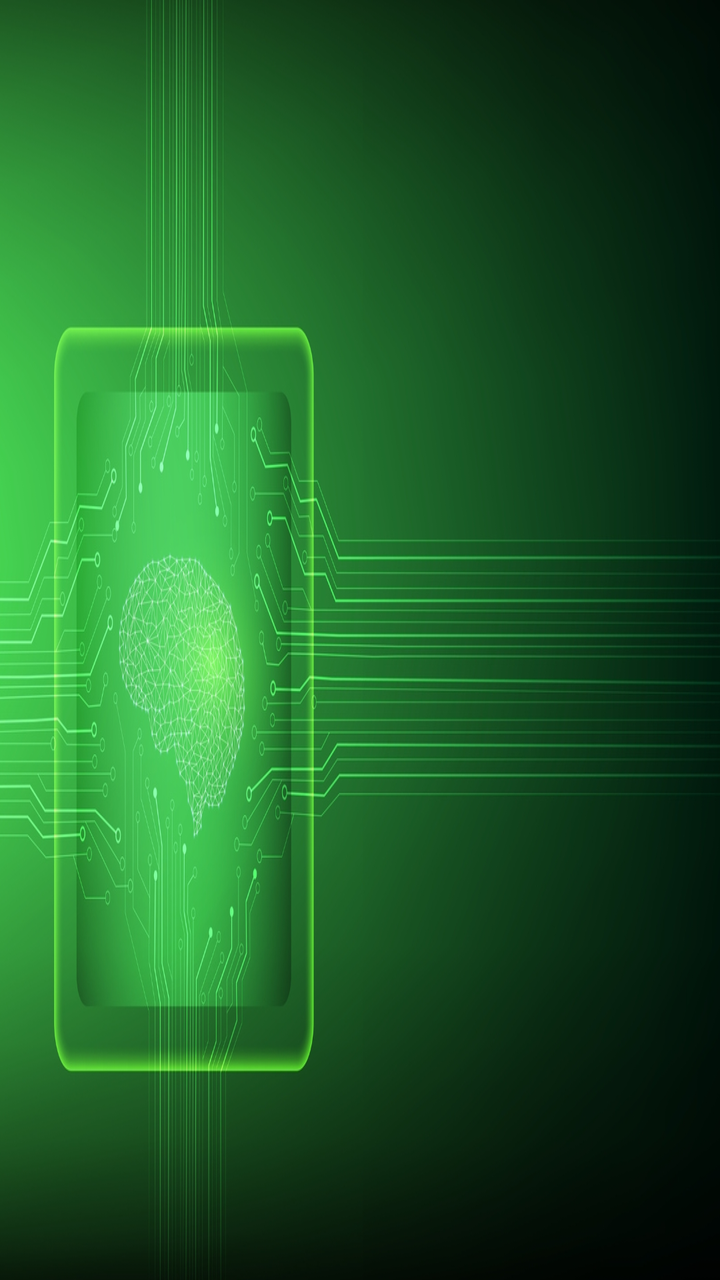
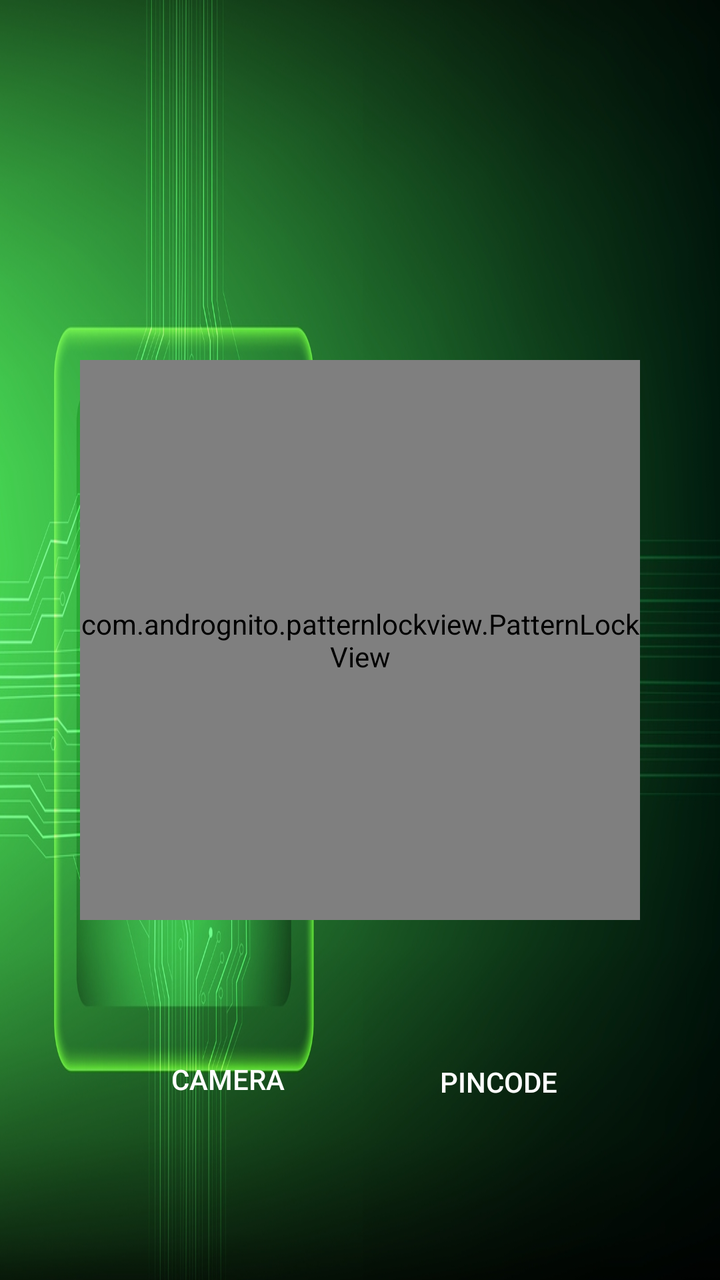

Before-and-after screenshots of an Android layout around one commit, followed by the original layout XML and the change that was made.
<!-- AndroidManifest.xml: application theme AppTheme -->
<!-- res/layout/activity_lock_screen.xml -->
<?xml version="1.0" encoding="utf-8"?>
<android.support.constraint.ConstraintLayout xmlns:android="http://schemas.android.com/apk/res/android"
  xmlns:app="http://schemas.android.com/apk/res-auto"
  xmlns:tools="http://schemas.android.com/tools"
  android:layout_width="match_parent"
  android:layout_height="match_parent"
  android:background="@drawable/background"
  tools:context=".LockScreen">



  <LinearLayout
    android:layout_width="match_parent"
    android:layout_height="match_parent">

  </LinearLayout>

  <LinearLayout
    android:id="@+id/pinCodeLayout"
    android:layout_width="0dp"
    android:layout_height="0dp"
    android:layout_centerHorizontal="true"
    android:orientation="vertical"
    android:visibility="gone"

    app:layout_constraintBottom_toBottomOf="parent"
    app:layout_constraintEnd_toEndOf="parent"
    app:layout_constraintStart_toStartOf="parent"
    app:layout_constraintTop_toTopOf="parent">

    <android.support.v7.widget.CardView xmlns:card_view="http://schemas.android.com/apk/res-auto"
      android:id="@+id/cardView"
      android:layout_width="wrap_content"
      android:layout_height="176dp"
      android:layout_alignParentStart="true"
      android:layout_alignParentLeft="true"
      android:layout_alignParentTop="true"
      android:layout_alignParentEnd="true"
      android:layout_alignParentRight="true"
      android:layout_marginStart="58dp"
      android:layout_marginLeft="58dp"
      android:layout_marginTop="151dp"
      android:layout_marginEnd="60dp"
      android:layout_marginRight="60dp"
      android:elevation="5dp"
      card_view:cardCornerRadius="4dp"
      card_view:cardPreventCornerOverlap="false">

      <RelativeLayout
        android:layout_width="match_parent"
        android:layout_height="match_parent">


        <EditText
          android:id="@+id/passwordEditText"
          android:layout_width="wrap_content"
          android:layout_height="wrap_content"
          android:layout_alignParentStart="true"
          android:layout_alignParentLeft="true"
          android:layout_alignParentEnd="true"
          android:layout_alignParentRight="true"
          android:layout_alignParentBottom="true"
          android:layout_marginStart="4dp"
          android:layout_marginLeft="4dp"
          android:layout_marginEnd="5dp"
          android:layout_marginRight="5dp"
          android:layout_marginBottom="45dp"
          android:ems="10"
          android:inputType="numberPassword"
          android:textAlignment="center" />

        <TextView
          android:id="@+id/textView3"
          android:layout_width="wrap_content"
          android:layout_height="wrap_content"
          android:layout_alignParentStart="true"
          android:layout_alignParentLeft="true"
          android:layout_alignParentTop="true"
          android:layout_alignParentEnd="true"
          android:layout_alignParentRight="true"
          android:layout_alignParentBottom="true"
          android:layout_marginStart="37dp"
          android:layout_marginLeft="37dp"
          android:layout_marginTop="47dp"
          android:layout_marginEnd="38dp"
          android:layout_marginRight="38dp"
          android:layout_marginBottom="110dp"
          android:text="Enter your password"
          android:textAlignment="center" />
      </RelativeLayout>

    </android.support.v7.widget.CardView>

    <RelativeLayout
      android:layout_width="match_parent"
      android:layout_height="274dp">


      <Button
        android:id="@+id/button"
        android:layout_width="wrap_content"
        android:layout_height="wrap_content"
        android:layout_alignParentStart="true"
        android:layout_alignParentLeft="true"
        android:layout_alignParentTop="true"
        android:layout_alignParentEnd="true"
        android:layout_alignParentRight="true"
        android:layout_alignParentBottom="true"
        android:layout_marginStart="256dp"
        android:layout_marginLeft="256dp"
        android:layout_marginTop="117dp"
        android:layout_marginEnd="67dp"
        android:layout_marginRight="67dp"
        android:layout_marginBottom="109dp"

        android:background="#00000000"
        android:onClick="showPinCodeView"
        android:text="Camera"
        android:textColor="@color/white"/>

      <Button
        android:id="@+id/button2"
        android:layout_width="wrap_content"
        android:layout_height="wrap_content"
        android:layout_alignParentStart="true"
        android:layout_alignParentLeft="true"
        android:layout_alignParentTop="true"
        android:layout_alignParentEnd="true"
        android:layout_alignParentRight="true"
        android:layout_alignParentBottom="true"
        android:layout_marginStart="65dp"
        android:layout_marginLeft="65dp"
        android:layout_marginTop="115dp"
        android:layout_marginEnd="258dp"
        android:layout_marginRight="258dp"
        android:layout_marginBottom="111dp"

        android:background="#00000000"
        android:onClick="showPatternView"
        android:text="Pattern"
        android:textColor="@color/white" />
    </RelativeLayout>


  </LinearLayout>

  <RelativeLayout
    android:id="@+id/patternLayout"
    android:layout_width="0dp"
    android:layout_height="0dp"
    android:layout_centerHorizontal="true"
    android:orientation="vertical"
    android:visibility="gone"
    app:layout_constraintBottom_toBottomOf="parent"
    app:layout_constraintEnd_toEndOf="parent"
    app:layout_constraintStart_toStartOf="parent"
    app:layout_constraintTop_toTopOf="parent">


    <com.andrognito.patternlockview.PatternLockView
      android:id="@+id/pattern_lock_view"
      android:layout_width="280dp"
      android:layout_height="280dp"
      android:layout_centerInParent="true"
      app:correctStateColor="@color/colorPrimary"
      app:normalStateColor="@color/white"

      app:wrongStateColor="@color/colorPrimary" />

    <Button
      android:layout_width="132dp"
      android:layout_height="45dp"
      android:layout_alignParentStart="true"
      android:layout_alignParentLeft="true"
      android:layout_alignParentTop="true"
      android:layout_alignParentEnd="true"
      android:layout_alignParentRight="true"
      android:layout_alignParentBottom="true"
      android:layout_marginStart="209dp"
      android:layout_marginLeft="209dp"
      android:layout_marginTop="500dp"
      android:layout_marginEnd="70dp"
      android:layout_marginRight="70dp"
      android:layout_marginBottom="58dp"
      android:background="#00000000"
      android:onClick="showPinCodeView"
      android:text="Pincode"
      android:textColor="@color/white" />

    <Button
      android:layout_width="wrap_content"
      android:layout_height="wrap_content"
      android:layout_alignParentStart="true"
      android:layout_alignParentLeft="true"
      android:layout_alignParentTop="true"
      android:layout_alignParentBottom="true"
      android:layout_marginStart="70dp"
      android:layout_marginLeft="70dp"
      android:layout_marginTop="497dp"
      android:layout_marginBottom="58dp"
      android:background="#00000000"

      android:text="Camera"
      android:textColor="@color/white" />


  </RelativeLayout>


  
</android.support.constraint.ConstraintLayout>
<!-- resources referenced by this layout -->
<resources>
  <color name="colorPrimary">#008577</color>
  <!-- drawable background: jpg bitmap (drawable, 504755 bytes) -->
  <style name="AppTheme" parent="Theme.AppCompat.Light.DarkActionBar">
      
      <item name="colorPrimary">@color/colorPrimary</item>
      <item name="colorPrimaryDark">@color/colorPrimaryDark</item>
      <item name="colorAccent">@color/colorAccent</item>
    </style>
  <color name="colorPrimaryDark">#00574B</color>
  <color name="colorAccent">#1bd8b2</color>
</resources>

<!-- the commit's change to res/layout/activity_lock_screen.xml (unified diff, before → after) -->
@@ -9,11 +9,55 @@
 
 
 
-  <LinearLayout
+  <FrameLayout
     android:layout_width="match_parent"
-    android:layout_height="match_parent">
-
-  </LinearLayout>
+    android:layout_height="match_parent"
+    android:visibility="gone"
+    android:id="@+id/cameraLayout"
+    >
+    <org.opencv.android.JavaCameraView
+      android:layout_width="match_parent"
+      android:layout_height="match_parent"
+      android:id="@+id/camera_view"
+      />
+    <RelativeLayout
+      android:layout_width="match_parent"
+      android:layout_height="match_parent">
+
+      <Button
+        android:id="@+id/button4"
+        android:layout_width="wrap_content"
+        android:layout_height="wrap_content"
+        android:layout_alignParentStart="true"
+        android:layout_alignParentLeft="true"
+        android:layout_alignParentBottom="true"
+        android:layout_marginStart="65dp"
+        android:layout_marginLeft="65dp"
+        android:layout_marginBottom="65dp"
+
+
+        android:background="#00000000"
+        android:onClick="showPinCodeView"
+        android:text="Pincode"
+        android:textColor="@color/white" />
+
+      <Button
+        android:id="@+id/button3"
+        android:layout_width="wrap_content"
+        android:layout_height="wrap_content"
+        android:layout_alignParentStart="true"
+        android:layout_alignParentLeft="true"
+        android:layout_alignParentBottom="true"
+        android:layout_marginStart="240dp"
+        android:layout_marginLeft="240dp"
+        android:layout_marginBottom="63dp"
+
+        android:background="#00000000"
+        android:onClick="showPatternView"
+        android:text="Pattern"
+        android:textColor="@color/white" />
+    </RelativeLayout>
+  </FrameLayout>
 
   <LinearLayout
     android:id="@+id/pinCodeLayout"
@@ -114,7 +158,7 @@
         android:layout_marginBottom="109dp"
 
         android:background="#00000000"
-        android:onClick="showPinCodeView"
+        android:onClick="showCameraView"
         android:text="Camera"
         android:textColor="@color/white"/>
 
@@ -150,7 +194,7 @@
     android:layout_height="0dp"
     android:layout_centerHorizontal="true"
     android:orientation="vertical"
-    android:visibility="gone"
+    android:visibility="visible"
     app:layout_constraintBottom_toBottomOf="parent"
     app:layout_constraintEnd_toEndOf="parent"
     app:layout_constraintStart_toStartOf="parent"
@@ -200,6 +244,7 @@
       android:layout_marginBottom="58dp"
       android:background="#00000000"
 
+      android:onClick="showCameraView"
       android:text="Camera"
       android:textColor="@color/white" />
 
